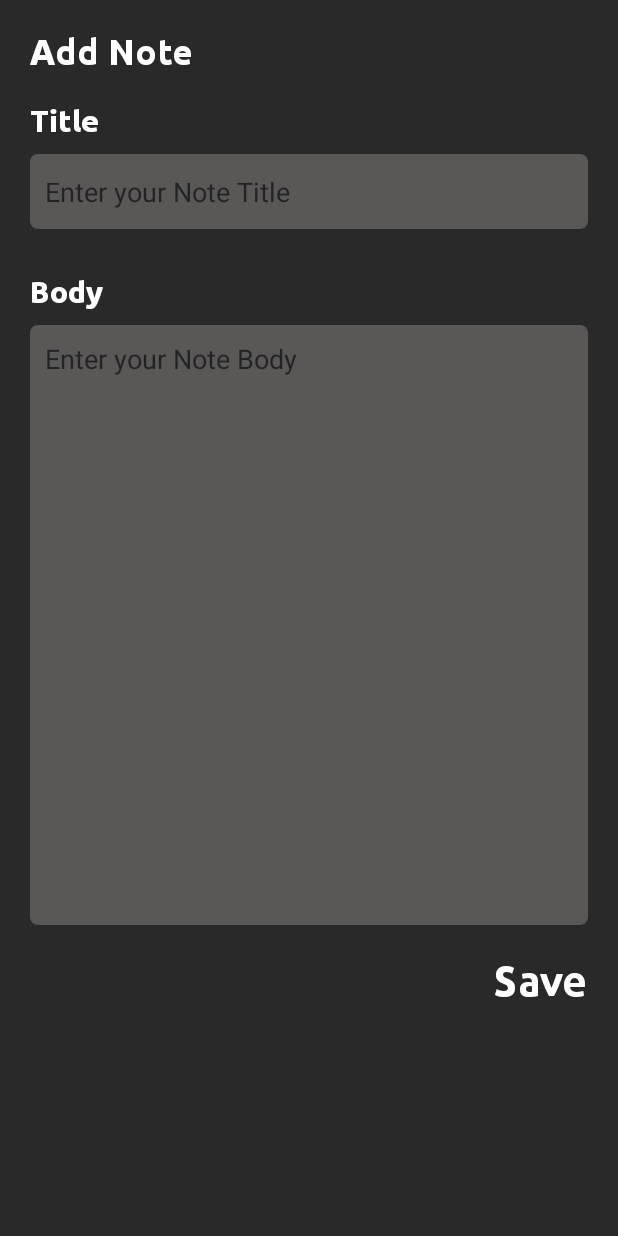
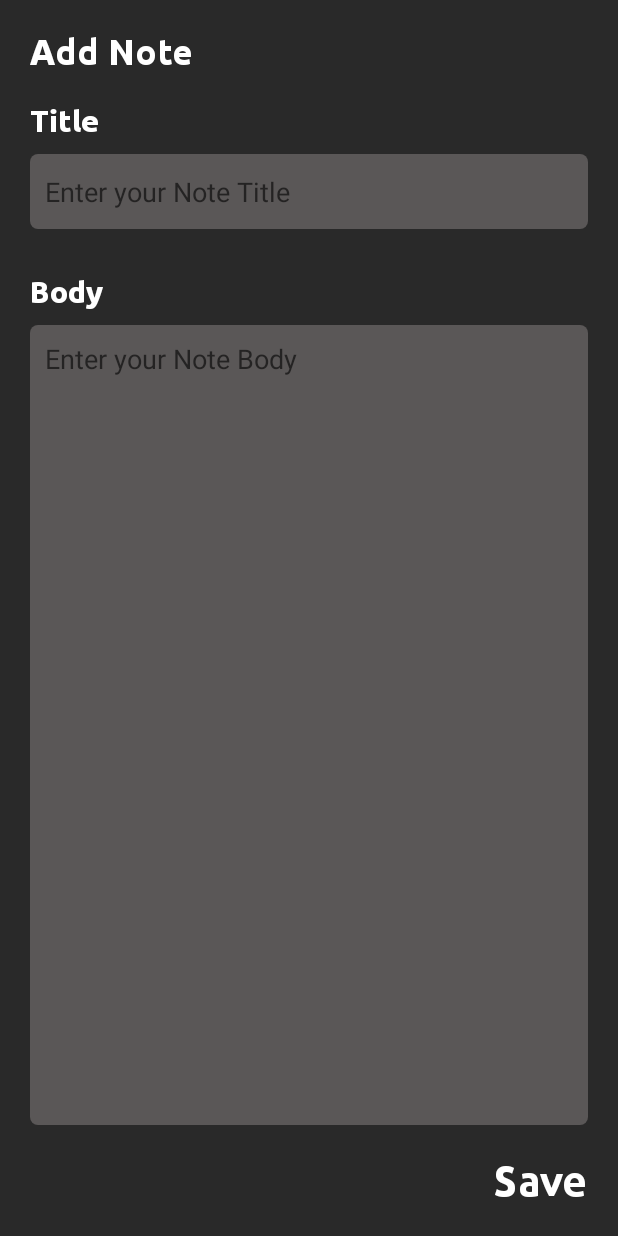
Before and after one commit to Biswadip-24/Notefy, an Android app: the AddNote screen opened directly, with no data from a screen before it, on a phone screen of 412 x 824 dp. Run offline under Robolectric (Android 15) with nearby library versions, the phone set to English and light mode, and no system bars; our stand-ins replace Firebase (no records; nobody signed in at launch, a user with empty details on screens opened directly).

Commit message:
Update commit

```diff
--- a/app/src/main/res/layout/activity_add_note.xml
+++ b/app/src/main/res/layout/activity_add_note.xml
@@ -56,8 +56,9 @@
 
     <EditText
         android:layout_width="match_parent"
-        android:layout_height="400dp"
+        android:layout_height="0dp"
         android:id="@+id/AddNote_textview_body"
+        android:layout_weight="1"
         android:hint="@string/hint_body"
         android:textColor="@color/white"
         android:layout_marginStart="20dp"
@@ -78,6 +79,7 @@
         android:textSize="28sp"
         android:layout_gravity="right"
         android:layout_marginRight="20dp"
-        android:layout_marginTop="20dp"/>
+        android:layout_marginTop="20dp"
+        android:layout_marginBottom="20dp"/>
 
 </LinearLayout>
--- a/app/src/main/res/layout/activity_edit_note.xml
+++ b/app/src/main/res/layout/activity_edit_note.xml
@@ -56,11 +56,12 @@
 
     <EditText
         android:layout_width="match_parent"
-        android:layout_height="400dp"
+        android:layout_height="0dp"
         android:id="@+id/EditNote_textview_body"
         android:text="@string/Sample_note_body"
         android:textColor="@color/white"
         android:layout_marginStart="20dp"
+        android:layout_weight="1"
         android:layout_marginEnd="20dp"
         android:padding="10dp"
         android:background="@drawable/rounded"
@@ -78,7 +79,8 @@
         android:textSize="28sp"
         android:layout_gravity="right"
         android:layout_marginRight="20dp"
-        android:layout_marginTop="20dp"/>
+        android:layout_marginTop="20dp"
+        android:layout_marginBottom="20dp"/>
 
 
 
```
